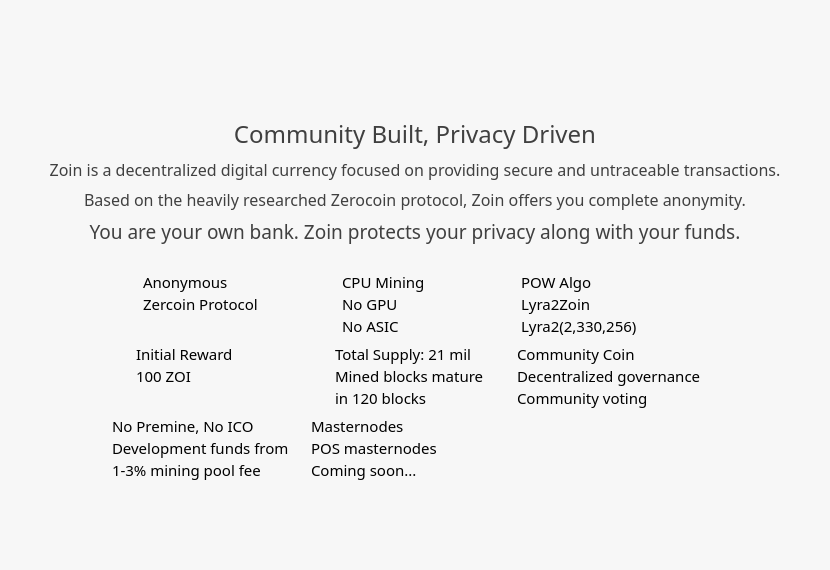
Before: the Qt Designer form src/qt/forms/winforms/learnmorepage.ui in noirofficial/noir, drawn with Qt 5.
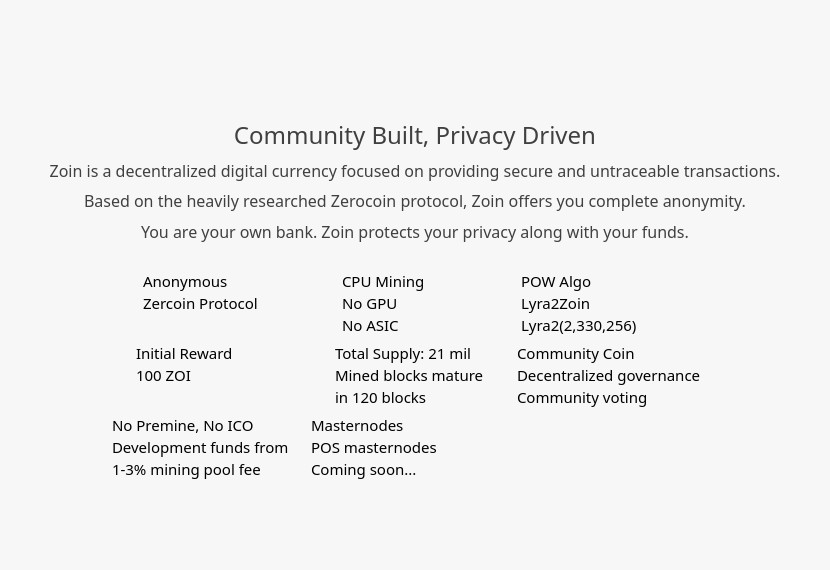
After: the same form once the commit is applied. Icons and pictures are not drawn.

Patch:
```diff
--- a/src/qt/forms/winforms/learnmorepage.ui
+++ b/src/qt/forms/winforms/learnmorepage.ui
@@ -497,7 +497,7 @@
           <property name="font">
            <font>
             <family>ZoinMedium</family>
-            <pointsize>14</pointsize>
+            <pointsize>12</pointsize>
             <weight>50</weight>
             <bold>false</bold>
            </font>
```
Left out of the diff: 18 changed lines with no effect on the pictures.
